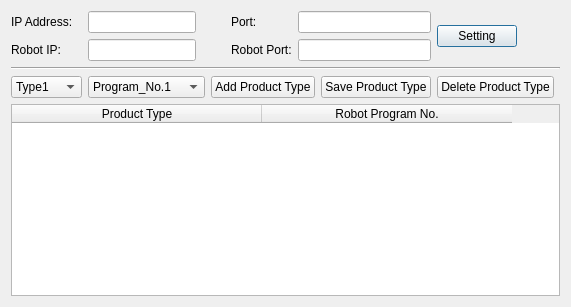
Old version of the form robotdialog.ui in the repository eveningwyn/ICT_UR10.
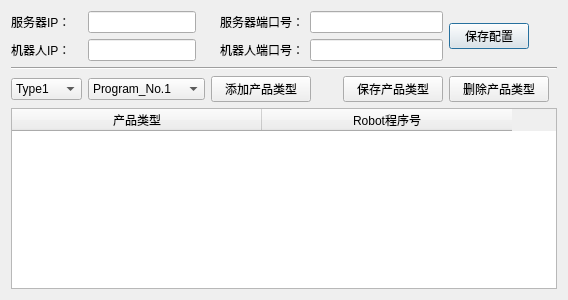
New version of the form. Icons and pictures are not drawn.

Diff of the .ui file:
```diff
--- a/robotdialog.ui
+++ b/robotdialog.ui
@@ -2,6 +2,14 @@
 <ui version="4.0">
  <class>RobotDialog</class>
  <widget class="QDialog" name="RobotDialog">
+  <property name="geometry">
+   <rect>
+    <x>0</x>
+    <y>0</y>
+    <width>568</width>
+    <height>300</height>
+   </rect>
+  </property>
   <property name="maximumSize">
    <size>
     <width>571</width>
@@ -25,7 +33,7 @@
       <enum>Qt::RightToLeft</enum>
      </property>
      <property name="text">
-      <string>IP Address:</string>
+      <string>服务器IP：</string>
      </property>
     </widget>
    </item>
@@ -45,7 +53,7 @@
       <enum>Qt::RightToLeft</enum>
      </property>
      <property name="text">
-      <string>Port:</string>
+      <string>服务器端口号：</string>
      </property>
     </widget>
    </item>
@@ -68,7 +76,7 @@
    <item row="0" column="6" rowspan="2">
     <widget class="QPushButton" name="Setting">
      <property name="text">
-      <string>Setting</string>
+      <string>保存配置</string>
      </property>
      <property name="icon">
       <iconset resource="resource.qrc">
@@ -82,7 +90,7 @@
       <enum>Qt::RightToLeft</enum>
      </property>
      <property name="text">
-      <string>Robot IP:</string>
+      <string>机器人IP：</string>
      </property>
     </widget>
    </item>
@@ -102,7 +110,7 @@
       <enum>Qt::RightToLeft</enum>
      </property>
      <property name="text">
-      <string>Robot Port:</string>
+      <string>机器人端口号：</string>
      </property>
     </widget>
    </item>
@@ -344,28 +352,64 @@
    </item>
    <item row="3" column="2" colspan="3">
     <widget class="QPushButton" name="pushButtonAddType">
+     <property name="minimumSize">
+      <size>
+       <width>100</width>
+       <height>0</height>
+      </size>
+     </property>
+     <property name="maximumSize">
+      <size>
+       <width>100</width>
+       <height>16777215</height>
+      </size>
+     </property>
      <property name="text">
-      <string>Add Product Type</string>
+      <string>添加产品类型</string>
      </property>
     </widget>
    </item>
    <item row="3" column="5">
     <widget class="QPushButton" name="pushButtonSaveType">
+     <property name="sizePolicy">
+      <sizepolicy hsizetype="Fixed" vsizetype="Fixed">
+       <horstretch>0</horstretch>
+       <verstretch>0</verstretch>
+      </sizepolicy>
+     </property>
+     <property name="minimumSize">
+      <size>
+       <width>100</width>
+       <height>0</height>
+      </size>
+     </property>
+     <property name="maximumSize">
+      <size>
+       <width>100</width>
+       <height>16777215</height>
+      </size>
+     </property>
      <property name="text">
-      <string>Save Product Type</string>
+      <string>保存产品类型</string>
      </property>
     </widget>
    </item>
    <item row="3" column="6" colspan="2">
     <widget class="QPushButton" name="pushButtonDelType">
-     <property name="sizePolicy">
-      <sizepolicy hsizetype="Fixed" vsizetype="Fixed">
-       <horstretch>0</horstretch>
-       <verstretch>0</verstretch>
-      </sizepolicy>
+     <property name="minimumSize">
+      <size>
+       <width>100</width>
+       <height>0</height>
+      </size>
+     </property>
+     <property name="maximumSize">
+      <size>
+       <width>100</width>
+       <height>16777215</height>
+      </size>
      </property>
      <property name="text">
-      <string>Delete Product Type</string>
+      <string>删除产品类型</string>
      </property>
     </widget>
    </item>
@@ -379,12 +423,12 @@
      </attribute>
      <column>
       <property name="text">
-       <string>Product Type</string>
+       <string>产品类型</string>
       </property>
      </column>
      <column>
       <property name="text">
-       <string>Robot Program No.</string>
+       <string>Robot程序号</string>
       </property>
      </column>
     </widget>
```
Left out of the diff: 2 changed lines with no effect on the pictures.
